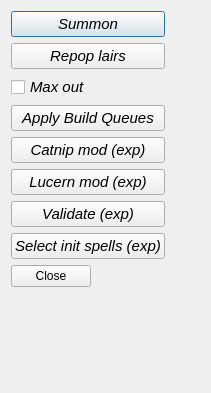
Before: the Qt Designer form MoMTweaker/dialogtools.ui in jbalcomb/MoM-RTGT, drawn with Qt 5.
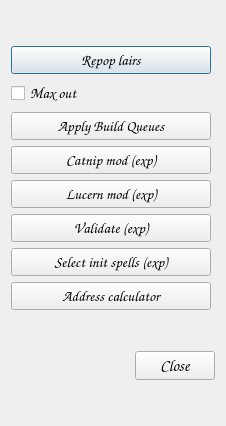
After: the same form once the commit is applied. Icons and pictures are not drawn.

Commit message: Unit view dialog

The edit to the form file:
```diff
--- a/MoMTweaker/dialogtools.ui
+++ b/MoMTweaker/dialogtools.ui
@@ -6,51 +6,23 @@
    <rect>
     <x>0</x>
     <y>0</y>
-    <width>211</width>
-    <height>393</height>
+    <width>226</width>
+    <height>426</height>
    </rect>
   </property>
+  <property name="font">
+   <font>
+    <family>URW Chancery L</family>
+    <pointsize>12</pointsize>
+    <italic>true</italic>
+   </font>
+  </property>
   <property name="windowTitle">
    <string>Dialog</string>
   </property>
-  <layout class="QFormLayout" name="formLayout">
+  <layout class="QGridLayout" name="gridLayout">
    <item row="0" column="0">
     <layout class="QVBoxLayout" name="verticalLayout">
-     <item>
-      <widget class="QPushButton" name="pushButton_AddUnit">
-       <property name="sizePolicy">
-        <sizepolicy hsizetype="Fixed" vsizetype="Fixed">
-         <horstretch>0</horstretch>
-         <verstretch>0</verstretch>
-        </sizepolicy>
-       </property>
-       <property name="maximumSize">
-        <size>
-         <width>200</width>
-         <height>16777215</height>
-        </size>
-       </property>
-       <property name="font">
-        <font>
-         <pointsize>11</pointsize>
-         <italic>true</italic>
-        </font>
-       </property>
-       <property name="text">
-        <string>Summon</string>
-       </property>
-       <property name="icon">
-        <iconset resource="../Resources/InteractiveGameTweaker.qrc">
-         <normaloff>:/heroes/shuri.gif</normaloff>:/heroes/shuri.gif</iconset>
-       </property>
-       <property name="iconSize">
-        <size>
-         <width>32</width>
-         <height>32</height>
-        </size>
-       </property>
-      </widget>
-     </item>
      <item>
       <widget class="QPushButton" name="pushButton_RepopLairs">
        <property name="sizePolicy">
@@ -286,6 +258,41 @@
        </property>
       </widget>
      </item>
+     <item>
+      <widget class="QPushButton" name="pushButton_Calculator">
+       <property name="sizePolicy">
+        <sizepolicy hsizetype="Fixed" vsizetype="Fixed">
+         <horstretch>0</horstretch>
+         <verstretch>0</verstretch>
+        </sizepolicy>
+       </property>
+       <property name="maximumSize">
+        <size>
+         <width>200</width>
+         <height>16777215</height>
+        </size>
+       </property>
+       <property name="font">
+        <font>
+         <pointsize>11</pointsize>
+         <italic>true</italic>
+        </font>
+       </property>
+       <property name="text">
+        <string>Address calculator</string>
+       </property>
+       <property name="icon">
+        <iconset resource="../Resources/InteractiveGameTweaker.qrc">
+         <normaloff>:/heroes/shin_bo.gif</normaloff>:/heroes/shin_bo.gif</iconset>
+       </property>
+       <property name="iconSize">
+        <size>
+         <width>32</width>
+         <height>32</height>
+        </size>
+       </property>
+      </widget>
+     </item>
     </layout>
    </item>
    <item row="1" column="0">
```
The commit also changes 18 other files.
